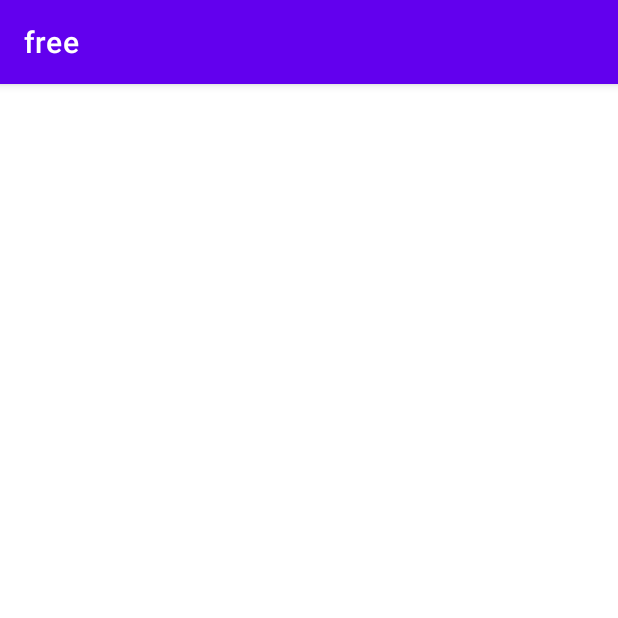
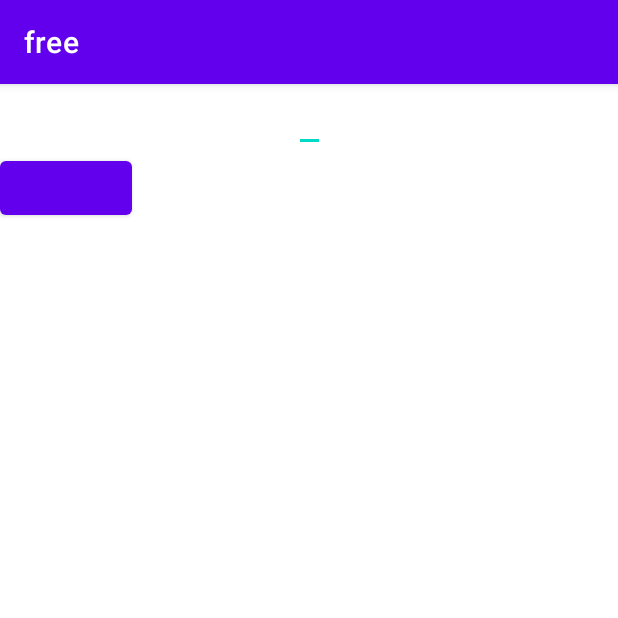
Before and after one commit to kimwoo123/URLs, an Android app: the MainActivity screen opened directly, with no data from a screen before it, on a phone screen of 412 x 824 dp, the top half of it. Run offline under Robolectric (Android 15) with nearby library versions, the phone set to English and light mode, and no system bars; our stand-ins replace Dagger/Hilt's generated code, data binding.

Commit message:
[ADD] introduce mainviewmodel and databinding

```diff
--- a/client/c2/app/build.gradle.kts
+++ b/client/c2/app/build.gradle.kts
@@ -35,6 +35,11 @@ android {
     }
 
     useLibrary("android.test.mock")
+
+    buildFeatures{
+        dataBinding = true
+        compose = true
+    }
 }
 
 dependencies {
@@ -42,6 +47,7 @@ dependencies {
 
     implementation(Dep.AndroidX.activity.ktx)
     implementation(Dep.AndroidX.lifecycle.viewModelKtx)
+    implementation(Dep.AndroidX.lifecycle.runtime)
 
     // Android UI
     implementation(Dep.AndroidX.UI.browser)
--- a/client/c2/app/src/main/AndroidManifest.xml
+++ b/client/c2/app/src/main/AndroidManifest.xml
@@ -14,7 +14,7 @@
         android:theme="@style/Theme.Free"
         tools:targetApi="31">
         <activity
-            android:name=".MainActivity"
+            android:name=".ui.MainActivity"
             android:exported="false" />
     </application>
 
--- a/client/c2/app/src/main/java/com/keelim/free/MainActivity.kt
+++ /dev/null
@@ -1,11 +0,0 @@
-package com.keelim.free
-
-import androidx.appcompat.app.AppCompatActivity
-import android.os.Bundle
-
-class MainActivity : AppCompatActivity() {
-    override fun onCreate(savedInstanceState: Bundle?) {
-        super.onCreate(savedInstanceState)
-        setContentView(R.layout.activity_main)
-    }
-}
--- /dev/null
+++ b/client/c2/app/src/main/java/com/keelim/free/ui/MainActivity.kt
@@ -0,0 +1,34 @@
+package com.keelim.free.ui
+
+import android.os.Bundle
+import androidx.activity.viewModels
+import androidx.appcompat.app.AppCompatActivity
+import androidx.databinding.DataBindingUtil
+import androidx.lifecycle.lifecycleScope
+import com.keelim.free.R
+import com.keelim.free.databinding.ActivityMainBinding
+import dagger.hilt.android.AndroidEntryPoint
+import kotlinx.coroutines.flow.collect
+import kotlinx.coroutines.launch
+
+@AndroidEntryPoint
+class MainActivity : AppCompatActivity() {
+    private val mainViewModel: MainViewModel by viewModels()
+    private lateinit var binding: ActivityMainBinding
+    override fun onCreate(savedInstanceState: Bundle?) {
+        super.onCreate(savedInstanceState)
+        binding = DataBindingUtil.setContentView(this, R.layout.activity_main)
+        setContentView(binding.root)
+        initViews()
+    }
+
+    private fun initViews() = with(binding){
+        lifecycleScope.launch {
+            mainViewModel.openText.collect {
+                btn.text = it
+            }
+//            repeatOnLifecycle(Lifecycle.State.STARTED){
+//            }
+        }
+    }
+}
--- /dev/null
+++ b/client/c2/app/src/main/java/com/keelim/free/ui/MainViewModel.kt
@@ -0,0 +1,23 @@
+package com.keelim.free.ui
+
+import androidx.lifecycle.ViewModel
+import androidx.lifecycle.viewModelScope
+import com.keelim.free.util.OpenGraphParser
+import dagger.hilt.android.lifecycle.HiltViewModel
+import javax.inject.Inject
+import kotlinx.coroutines.flow.MutableSharedFlow
+import kotlinx.coroutines.flow.asSharedFlow
+import kotlinx.coroutines.launch
+
+@HiltViewModel
+class MainViewModel @Inject constructor(
+    private val parser: OpenGraphParser
+):ViewModel() {
+    private val _openText = MutableSharedFlow<String>()
+    val openText = _openText.asSharedFlow()
+
+    suspend fun openGraphClick(url:String) = viewModelScope.launch {
+        val ogTags = parser.parse(url)
+        _openText.emit(ogTags.toString())
+    }
+}
--- a/client/c2/app/src/main/res/layout/activity_main.xml
+++ b/client/c2/app/src/main/res/layout/activity_main.xml
@@ -1,9 +1,35 @@
 <?xml version="1.0" encoding="utf-8"?>
-<androidx.constraintlayout.widget.ConstraintLayout xmlns:android="http://schemas.android.com/apk/res/android"
+<layout xmlns:android="http://schemas.android.com/apk/res/android"
     xmlns:app="http://schemas.android.com/apk/res-auto"
-    xmlns:tools="http://schemas.android.com/tools"
-    android:layout_width="match_parent"
-    android:layout_height="match_parent"
-    tools:context=".MainActivity">
+    xmlns:tools="http://schemas.android.com/tools">
 
-</androidx.constraintlayout.widget.ConstraintLayout>
+    <data>
+
+        <variable
+            name="vm"
+            type="com.keelim.free.ui.MainViewModel" />
+    </data>
+
+    <androidx.constraintlayout.widget.ConstraintLayout
+        android:layout_width="match_parent"
+        android:layout_height="match_parent"
+        tools:context=".ui.MainActivity">
+
+        <EditText
+            android:id="@+id/url_inject"
+            android:layout_width="wrap_content"
+            android:layout_height="wrap_content"
+            app:layout_constraintEnd_toEndOf="parent"
+            app:layout_constraintStart_toStartOf="parent"
+            app:layout_constraintTop_toTopOf="parent"/>
+
+        <Button
+            android:id="@+id/btn"
+            android:layout_width="wrap_content"
+            android:layout_height="wrap_content"
+            android:onClick="@{() -> vm.openGraphClick(urlInject.getText().toString())}"
+            app:layout_constraintStart_toStartOf="parent"
+            app:layout_constraintTop_toBottomOf="@id/url_inject" />
+
+    </androidx.constraintlayout.widget.ConstraintLayout>
+</layout>
--- a/client/c2/settings.gradle.kts
+++ b/client/c2/settings.gradle.kts
@@ -37,3 +37,4 @@ dependencyResolutionManagement {
 }
 rootProject.name = "free"
 include(":app")
+include(":shared")
```
Also changed, not shown: client/c2/app/src/main/java/com/keelim/free/util/OpenGraphParser.kt (added, +53 -0 lines).
